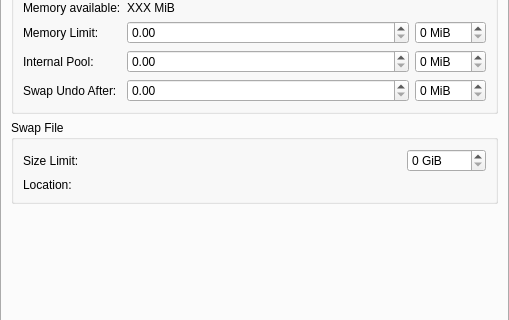
Old version of the form libs/ui/forms/wdgperformancesettings.ui in the repository KDE/krita; both pictures show x 0 to 509 and y 83 to 403 of the 509 by 490 pixel window.
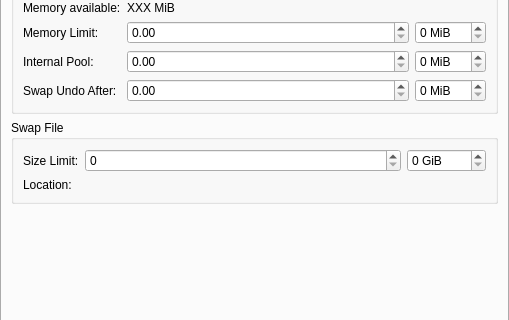
New version of the form. Custom widgets are drawn as their Qt base class.

Commit message:
ui: Fix Designer not rendering KisSliderSpinBox as QSpinBox
Part-of: <https://invent.kde.org/graphics/krita/-/merge_requests/1742>

```diff
--- a/libs/ui/forms/wdgperformancesettings.ui
+++ b/libs/ui/forms/wdgperformancesettings.ui
@@ -612,7 +612,7 @@
  <customwidgets>
   <customwidget>
    <class>KisSliderSpinBox</class>
-   <extends>QWidget</extends>
+   <extends>QSpinBox</extends>
    <header location="global">kis_slider_spin_box.h</header>
    <container>1</container>
   </customwidget>
```
The commit also changes 45 other files.
